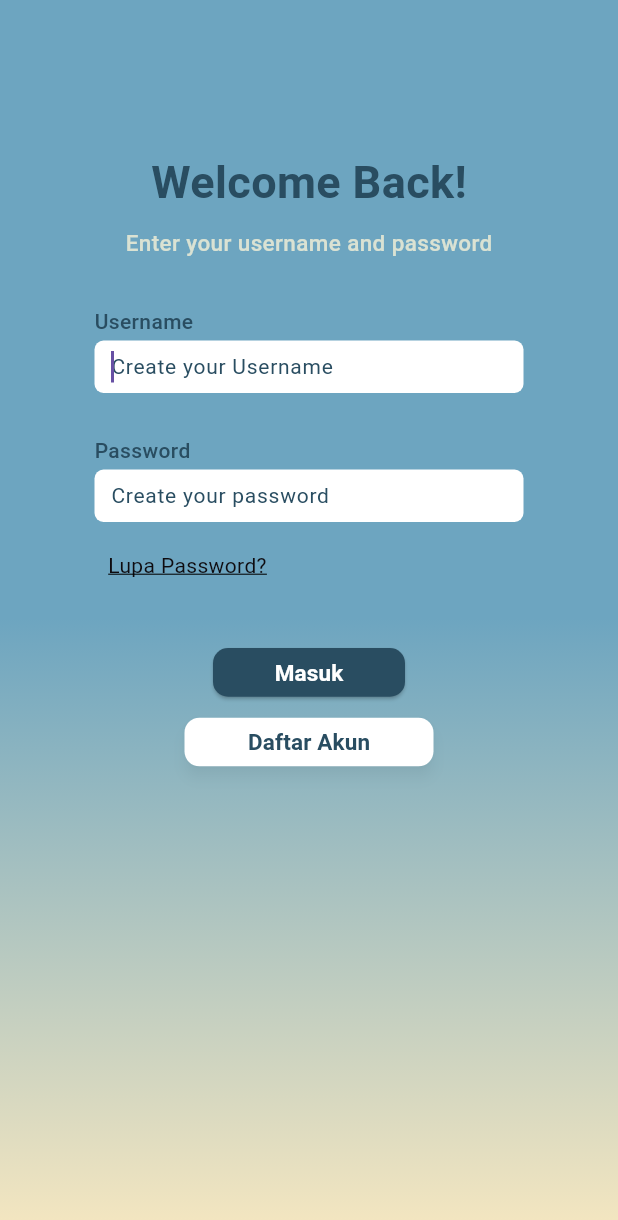
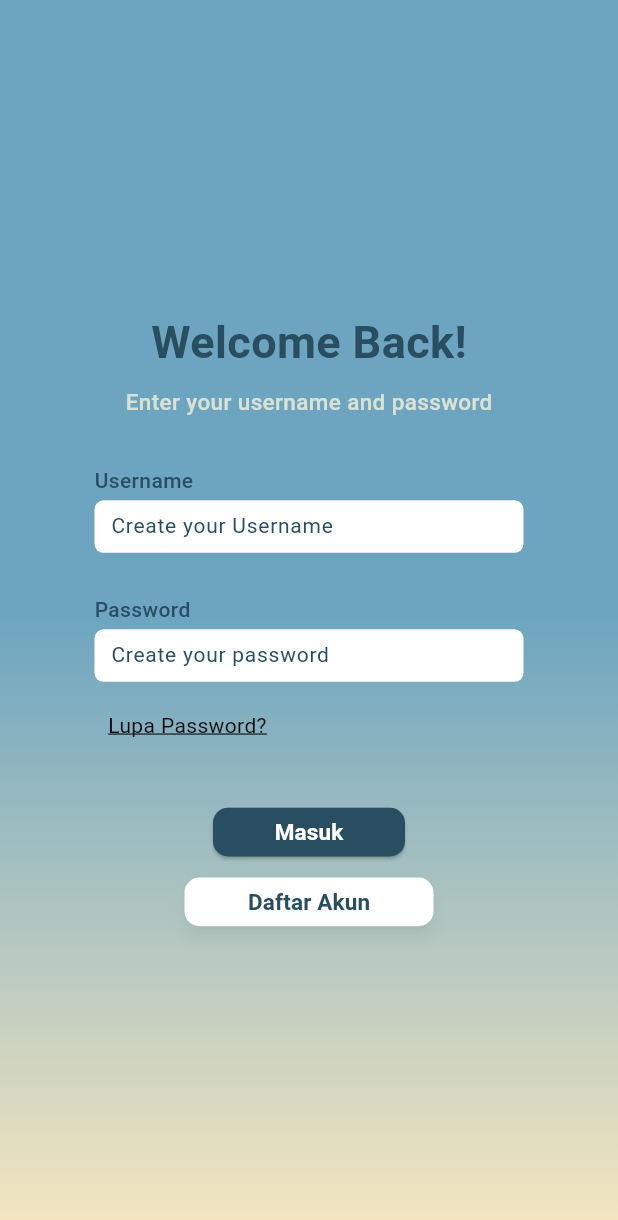
Before and after one commit to mkreatif/skill_bridge_u5b, a Flutter app: the screen it shows after launch, on a phone screen of 412 x 824 dp. Shown: the top 1220 px of the screen. Run offline on Flutter 3.47's test engine with Material 3 defaults, Android fonts, the phone set to English and light mode, and no system bars; our stand-ins replace cached_network_image, flutter_svg, gap, get; Roboto replaces fonts that are missing (Montserrat, Poppins).

```diff
--- a/lib/core/widgets/custom_text_form_field.dart
+++ b/lib/core/widgets/custom_text_form_field.dart
@@ -7,7 +7,7 @@ class CustomTextFormField extends StatelessWidget {
     this.width,
     this.controller,
     this.focusNode,
-    this.autofocus = true,
+    this.autofocus = false,
     this.textStyle,
     this.obscureText = false,
     this.textInputAction = TextInputAction.next,
--- a/lib/pages/login_screen/app_login_screen.dart
+++ b/lib/pages/auth_screen/app_auth_screen.dart
@@ -1,4 +1,4 @@
-library app_login_screen;
+library app_auth_screen;
 
 import 'package:flutter/material.dart';
 import 'package:gap/gap.dart';
@@ -7,5 +7,8 @@ import 'package:skill_bridge_u5b/core/app_core.dart';
 import 'package:skill_bridge_u5b/routes/app_routes.dart';
 
 part 'binding/login_binding.dart';
+part 'binding/registration_binding.dart';
 part 'controller/login_controller.dart';
+part 'controller/registration_controller.dart';
 part 'view/login_screen.dart';
+part 'view/registration_screen.dart';
--- a/lib/pages/login_screen/binding/login_binding.dart
+++ b/lib/pages/auth_screen/binding/login_binding.dart
@@ -1,4 +1,4 @@
-part of app_login_screen;
+part of app_auth_screen;
 
 class LoginBinding extends Bindings {
   @override
--- a/lib/pages/login_screen/controller/login_controller.dart
+++ b/lib/pages/auth_screen/controller/login_controller.dart
@@ -1,14 +1,12 @@
-part of app_login_screen;
+part of app_auth_screen;
 
 class LoginController extends GetxController {
-  TextEditingController usernameFieldController = TextEditingController();
-
-  TextEditingController passwordFieldController = TextEditingController();
+  List<TextEditingController> tecs =List.generate(2, (index) => TextEditingController());
 
   final GlobalKey<FormState> formKey = GlobalKey<FormState>();
 
   /// Navigates to the registertScreen when the action is triggered.
   onTapRegisterButton(BuildContext context) {
-    Get.offAndToNamed(AppRoutes.registertScreen);
+    Get.offAndToNamed(AppRoutes.registrationScreen);
   }
 }
--- /dev/null
+++ b/lib/pages/auth_screen/view/login_screen.dart
@@ -0,0 +1,92 @@
+part of app_auth_screen;
+
+// ignore_for_file: must_be_immutable
+class LoginScreen extends GetView<LoginController> {
+  const LoginScreen({Key? key}) : super(key: key);
+
+  @override
+  Widget build(BuildContext context) {
+    return SafeArea(
+      child: Scaffold(
+        extendBody: true,
+        extendBodyBehindAppBar: true,
+        resizeToAvoidBottomInset: false,
+        body: BaseLayout(
+          child: Center(
+            child: Form(
+              key: controller.formKey,
+              child: SingleChildScrollView(
+                child: Container(
+                  padding: EdgeInsets.symmetric(
+                    horizontal: 63,
+                  ),
+                  child: Column(
+                    crossAxisAlignment: CrossAxisAlignment.start,
+                    children: [
+                      Align(
+                          alignment: Alignment.center,
+                          child: Text("Welcome Back!",
+                              style: theme.textTheme.headlineLarge)),
+                      Gap(8),
+                      Align(
+                          alignment: Alignment.center,
+                          child: Text("Enter your username and password",
+                              style:
+                                  CustomTextStyles.titleSmallOnPrimaryContainer)),
+                      Gap(32),
+                      Text("Username", style: theme.textTheme.titleSmall),
+                      Gap(3),
+                      CustomTextFormField(
+                        controller: controller.tecs[0],
+                        hintText: "Create your Username",
+                      ),
+                      Gap(28),
+                      Text("Password", style: theme.textTheme.titleSmall),
+                      Gap(3),
+                      CustomTextFormField(
+                        controller: controller.tecs[1],
+                        hintText: "Create your password",
+                        textInputAction: TextInputAction.done,
+                        textInputType: TextInputType.visiblePassword,
+                        obscureText: true,
+                      ),
+                      Gap(19),
+                      Container(
+                        margin: const EdgeInsets.only(left: 9),
+                        decoration: AppDecoration.outlinePrimary,
+                        child: Text(
+                          "Lupa Password?",
+                          style: CustomTextStyles.bodyMediumBlack900
+                              .copyWith(decoration: TextDecoration.underline),
+                        ),
+                      ),
+                      Gap(45),
+                      CustomElevatedButton(
+                        buttonStyle: CustomButtonStyles.baseStyle,
+                        width: 128,
+                        text: "Masuk",
+                        alignment: Alignment.center,
+                      ),
+                      Gap(14),
+                      CustomElevatedButton(
+                        width: 166,
+                        text: "Daftar Akun",
+                        buttonStyle: CustomButtonStyles.outlinePrimaryTL10,
+                        buttonTextStyle:
+                            CustomTextStyles.titleSmallMontserratSemiBold,
+                        onPressed: () {
+                          Get.offAndToNamed(AppRoutes.registrationScreen);
+                        },
+                        alignment: Alignment.center,
+                      ),
+                    ],
+                  ),
+                ),
+              ),
+            ),
+          ),
+        ),
+      ),
+    );
+  }
+}
--- a/lib/pages/login_screen/view/login_screen.dart
+++ /dev/null
@@ -1,89 +0,0 @@
-part of app_login_screen;
-
-// ignore_for_file: must_be_immutable
-class LoginScreen extends GetView<LoginController> {
-  const LoginScreen({Key? key}) : super(key: key);
-
-  @override
-  Widget build(BuildContext context) {
-    return SafeArea(
-      child: Scaffold(
-        extendBody: true,
-        extendBodyBehindAppBar: true,
-        resizeToAvoidBottomInset: false,
-        body: BaseLayout(
-          child: Form(
-            key: controller.formKey,
-            child: SingleChildScrollView(
-              child: Container(
-                padding: EdgeInsets.symmetric(
-                  horizontal: 63,
-                ),
-                child: Column(
-                  crossAxisAlignment: CrossAxisAlignment.start,
-                  children: [
-                    Gap(100),
-                    Align(
-                        alignment: Alignment.center,
-                        child: Text("Welcome Back!",
-                            style: theme.textTheme.headlineLarge)),
-                    Gap(8),
-                    Align(
-                        alignment: Alignment.center,
-                        child: Text("Enter your username and password",
-                            style:
-                                CustomTextStyles.titleSmallOnPrimaryContainer)),
-                    Gap(32),
-                    Text("Username", style: theme.textTheme.titleSmall),
-                    Gap(3),
-                    CustomTextFormField(
-                      controller: controller.usernameFieldController,
-                      hintText: "Create your Username",
-                    ),
-                    Gap(28),
-                    Text("Password", style: theme.textTheme.titleSmall),
-                    Gap(3),
-                    CustomTextFormField(
-                      controller: controller.passwordFieldController,
-                      hintText: "Create your password",
-                      textInputAction: TextInputAction.done,
-                      textInputType: TextInputType.visiblePassword,
-                      obscureText: true,
-                    ),
-                    Gap(19),
-                    Container(
-                      margin: const EdgeInsets.only(left: 9),
-                      decoration: AppDecoration.outlinePrimary,
-                      child: Text(
-                        "Lupa Password?",
-                        style: CustomTextStyles.bodyMediumBlack900
-                            .copyWith(decoration: TextDecoration.underline),
-                      ),
-                    ),
-                    Gap(45),
-                    CustomElevatedButton(
-                      buttonStyle: CustomButtonStyles.baseStyle,
-                      width: 128,
-                      text: "Masuk",
-                      alignment: Alignment.center,
-                    ),
-                    Gap(14),
-                    CustomElevatedButton(
-                      width: 166,
-                      text: "Daftar Akun",
-                      buttonStyle: CustomButtonStyles.outlinePrimaryTL10,
-                      buttonTextStyle:
-                          CustomTextStyles.titleSmallMontserratSemiBold,
-                      onPressed: () {},
-                      alignment: Alignment.center,
-                    ),
-                  ],
-                ),
-              ),
-            ),
-          ),
-        ),
-      ),
-    );
-  }
-}
--- a/lib/routes/app_routes.dart
+++ b/lib/routes/app_routes.dart
@@ -2,17 +2,14 @@ library app_routes;
 
 import 'package:get/get.dart';
 import 'package:skill_bridge_u5b/pages/choice_screen/app_choice_screen.dart';
-import 'package:skill_bridge_u5b/pages/login_screen/app_login_screen.dart';
+import 'package:skill_bridge_u5b/pages/auth_screen/app_auth_screen.dart';
 import 'package:skill_bridge_u5b/pages/splash_screen/app_splash_screen.dart';
 
 class AppRoutes {
-  static const String registertScreen = '/registert_screen';
+  static const String registrationScreen = '/registration_screen';
   static const String splashScreen = '/splash_screen';
-  static const String splashScreenoneScreen = '/splash_screenone_screen';
-  static const String splashScreentwoScreen = '/splash_screentwo_screen';
-  static const String splashScreenthreeScreen = '/splash_screenthree_screen';
   static const String choiceScreen = '/choice_screen';
-  static const String loginScreen = '/login_abil_screen';
+  static const String loginScreen = '/login_screen';
   static const String forgotPasswordAbilScreen = '/forgot_password_abil_screen';
   static const String successFpAbilScreen = '/success_fp_abil_screen';
   static const String appNavigationScreen = '/app_navigation_screen';
@@ -39,6 +36,15 @@ class AppRoutes {
       name: loginScreen,
       page: () => LoginScreen(),
       binding: LoginBinding(),
+      transition: Transition.leftToRight,
+      transitionDuration: Duration(milliseconds: 250),
+    ),
+    GetPage(
+      name: registrationScreen,
+      page: () => RegistrationScreen(),
+      binding: RegistrationBinding(),
+      transition: Transition.rightToLeft,
+      transitionDuration: Duration(milliseconds: 250),
     ),
   ];
 }
```
Also changed, not shown: lib/pages/auth_screen/binding/registration_binding.dart (added, +8 -0 lines), lib/pages/auth_screen/controller/registration_controller.dart (added, +7 -0 lines), lib/pages/auth_screen/view/registration_screen.dart (added, +201 -0 lines).
